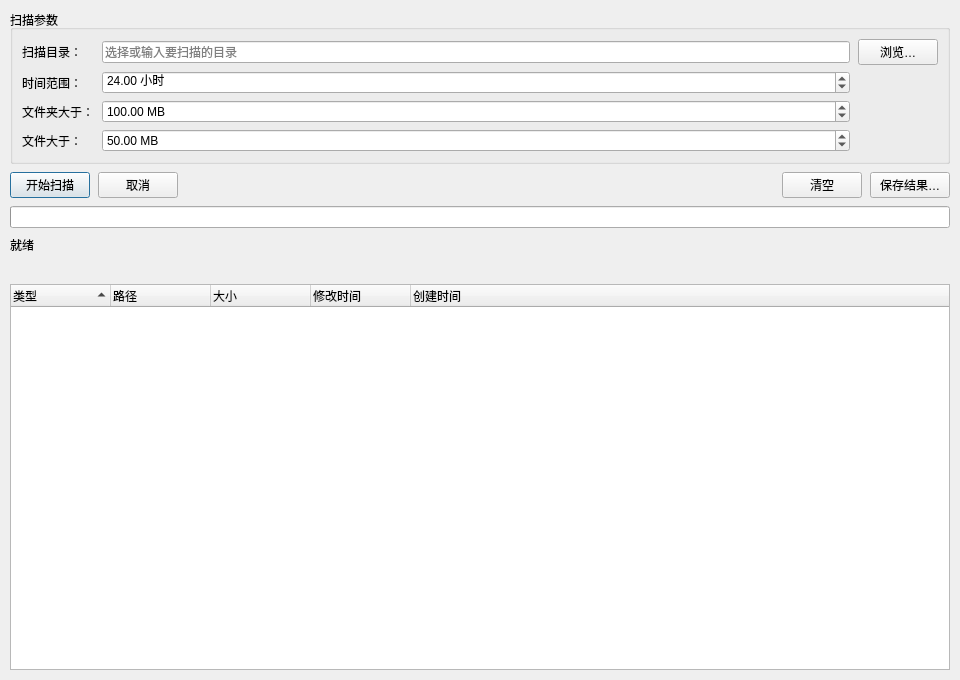
This is mainwindow.ui in LTJJer/DiskScanner as Qt 5 draws it before an edit. The edited form follows.
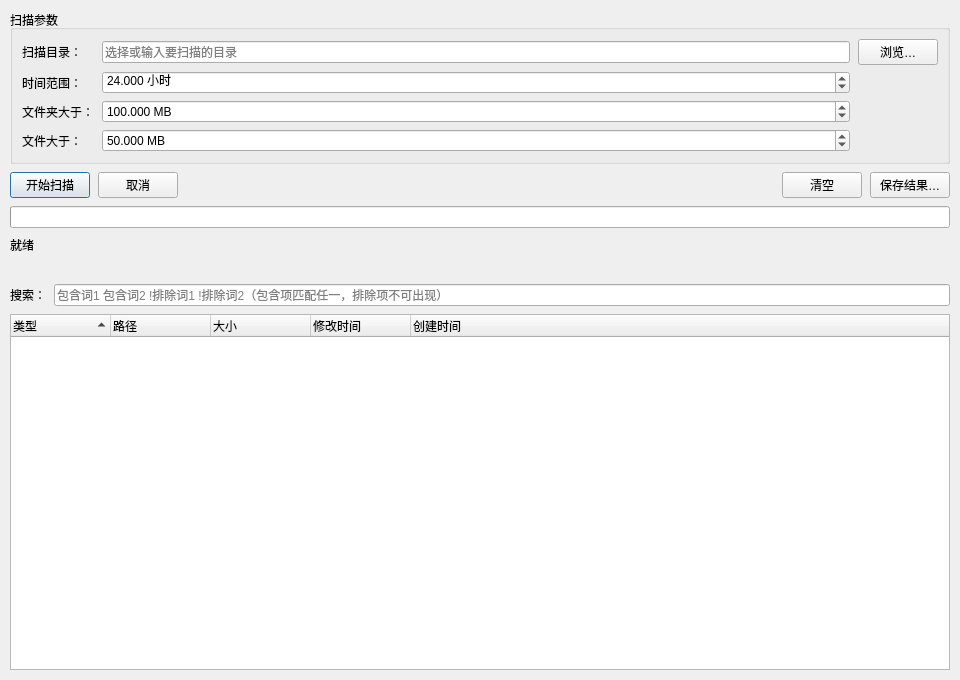
This is the edited form. Icons and pictures are not drawn.

```diff
--- a/mainwindow.ui
+++ b/mainwindow.ui
@@ -82,10 +82,10 @@
          <string> 小时</string>
         </property>
         <property name="decimals">
-         <number>2</number>
+         <number>3</number>
         </property>
         <property name="maximum">
-         <double>999999.000000000000000</double>
+         <double>16777215.000000000000000</double>
         </property>
         <property name="singleStep">
          <double>1.000000000000000</double>
@@ -111,10 +111,10 @@
          <string> MB</string>
         </property>
         <property name="decimals">
-         <number>2</number>
+         <number>3</number>
         </property>
         <property name="maximum">
-         <double>999999999.000000000000000</double>
+         <double>16777215.000000000000000</double>
         </property>
         <property name="singleStep">
          <double>10.000000000000000</double>
@@ -140,10 +140,10 @@
          <string> MB</string>
         </property>
         <property name="decimals">
-         <number>2</number>
+         <number>3</number>
         </property>
         <property name="maximum">
-         <double>999999999.000000000000000</double>
+         <double>16777215.000000000000000</double>
         </property>
         <property name="singleStep">
          <double>10.000000000000000</double>
@@ -225,6 +225,30 @@
      </property>
     </widget>
    </item>
+   <item>
+    <layout class="QHBoxLayout" name="searchLayout">
+     <item>
+      <widget class="QLabel" name="labelSearch">
+       <property name="text">
+        <string>搜索：</string>
+       </property>
+      </widget>
+     </item>
+     <item>
+      <widget class="QLineEdit" name="searchEdit">
+       <property name="toolTip">
+        <string>语法：以空格分隔多个关键词。无前缀=需包含其一（任一匹配），!前缀=不可出现。例如 "AAA BBB !CCC" 表示路径包含 AAA 或 BBB，且不包含 CCC。可仅包含或仅排除。</string>
+       </property>
+       <property name="placeholderText">
+        <string>包含词1 包含词2 !排除词1 !排除词2（包含项匹配任一，排除项不可出现）</string>
+       </property>
+       <property name="clearButtonEnabled">
+        <bool>true</bool>
+       </property>
+      </widget>
+     </item>
+    </layout>
+   </item>
    <item>
     <widget class="QTreeWidget" name="treeWidget">
      <property name="alternatingRowColors">
```
